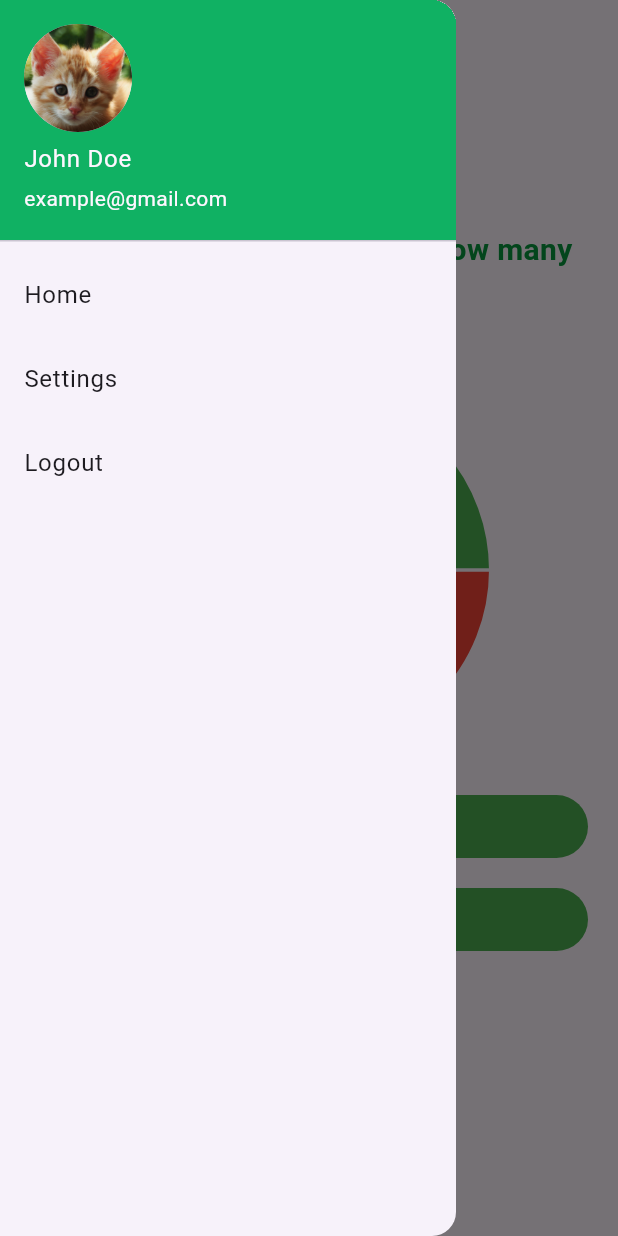
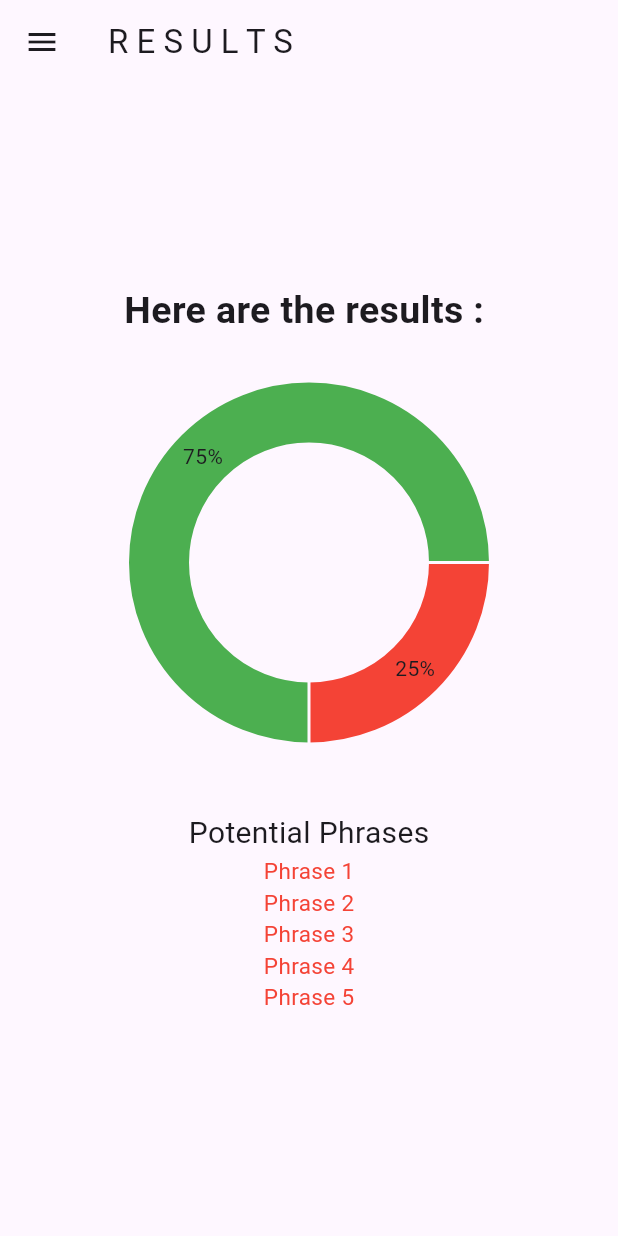
Before and after one commit to archie122/tech-lift-off-app, a Flutter app: the HomePage screen opened by its route, in the side drawer, after a tap on "View Details", on a phone screen of 412 x 824 dp. Run offline on Flutter 3.47's test engine with Material 3 defaults, Android fonts, the phone set to English and light mode, and no system bars; drawn by our look-alikes of fl_chart; our stand-ins replace flutter_local_notifications.

Commit message:
Added more feature and got things ready for demo :D

```diff
--- a/text_guardian/lib/components/navbar.dart
+++ b/text_guardian/lib/components/navbar.dart
@@ -33,6 +33,12 @@ class Navbar extends StatelessWidget {
               Navigator.pushNamed(context, '/login');
             },
           ),
+          ListTile(
+            title: const Text('Results'),
+            onTap: () {
+              Navigator.pushNamed(context, '/results');
+            },
+          )
         ],
       ),
     );
--- a/text_guardian/lib/components/notification.dart
+++ b/text_guardian/lib/components/notification.dart
@@ -37,7 +37,6 @@ class Noti {
       presentSound: true,
       sound: 'notification.wav',
       badgeNumber: 1,
-      subtitle: 'Subtitle',
     );
 
     var notificationDetails = NotificationDetails(
--- a/text_guardian/lib/main.dart
+++ b/text_guardian/lib/main.dart
@@ -2,6 +2,8 @@ import 'package:flutter/material.dart';
 import 'package:text_guardian/pages/homepage.dart';
 import 'package:text_guardian/pages/login.dart';
 import 'package:text_guardian/pages/settings.dart';
+import 'package:text_guardian/pages/loading.dart';
+import 'package:text_guardian/pages/results.dart';
 
 void main() {
   runApp(const MyApp());
@@ -20,6 +22,8 @@ class MyApp extends StatelessWidget {
         '/homepage': (context) => const HomePage(),
         '/login': (context) => const LoginPage(),
         '/settings': (context) => const SettingsPage(),
+        '/loading': (context) => Loading(),
+        '/results': (context) => const Results(),
       },
     );
   }
--- a/text_guardian/lib/pages/homepage.dart
+++ b/text_guardian/lib/pages/homepage.dart
@@ -1,3 +1,5 @@
+import 'dart:async';
+
 import 'package:flutter/material.dart';
 import 'package:flutter/widgets.dart';
 import 'package:text_guardian/components/notification.dart';
@@ -45,41 +47,51 @@ class _HomePageState extends State<HomePage> {
                   ),
                 ),
                 const SizedBox(height: 20),
+                // SizedBox(
+                //   height: 300,
+                //   child: PieChart(
+                //     PieChartData(
+                //       sections: [
+                //         PieChartSectionData(
+                //           color: Colors.red,
+                //           value: 27,
+                //           title: "25%",
+                //         ),
+                //         PieChartSectionData(
+                //           color: Colors.green,
+                //           value: 73,
+                //           title: "73%",
+                //         ),
+                //       ],
+                //       centerSpaceRadius: 80,
+                //     ),
+                //   ),
+                // ),
                 SizedBox(
-                  height: 300,
-                  child: PieChart(
-                    PieChartData(
-                      sections: [
-                        PieChartSectionData(
-                          color: Colors.red,
-                          value: 27,
-                          title: "25%",
+                  height: 100,
+                  child: TextField(
+                    keyboardType: TextInputType.text,
+                    decoration: InputDecoration(
+                      hintText: 'Enter a product name eg. pension',
+                      hintStyle: const TextStyle(fontSize: 14),
+                      border: OutlineInputBorder(
+                        borderRadius: BorderRadius.circular(8),
+                        borderSide: const BorderSide(
+                          width: 0,
+                          style: BorderStyle.none,
                         ),
-                        PieChartSectionData(
-                          color: Colors.green,
-                          value: 73,
-                          title: "73%",
-                        ),
-                      ],
-                      centerSpaceRadius: 80,
+                      ),
+                      filled: true,
+                      contentPadding: EdgeInsets.all(16),
                     ),
                   ),
                 ),
                 TextButton(
-                  onPressed: () {
-                    Noti.showTextNotification(
-                      id: 1, // Provide a unique id here
-                      title: 'Text Guardian',
-                      body:
-                          'Your text has been scanned and is ready to be viewed. Please click here to view your text.',
-                      fin: flutterLocalNotificationsPlugin,
-                    );
-                  },
                   style: const ButtonStyle(
                     backgroundColor: MaterialStatePropertyAll(Colors.green),
                     foregroundColor: MaterialStatePropertyAll(Colors.white),
                     padding: MaterialStatePropertyAll(
-                      EdgeInsets.symmetric(vertical: 10, horizontal: 20),
+                      EdgeInsets.symmetric(vertical: 20, horizontal: 20),
                     ),
                     shape: MaterialStatePropertyAll(
                       StadiumBorder(),
@@ -91,41 +103,61 @@ class _HomePageState extends State<HomePage> {
                     surfaceTintColor:
                         MaterialStatePropertyAll(Colors.transparent),
                     visualDensity: VisualDensity.compact,
-                    animationDuration: const Duration(milliseconds: 500),
+                    animationDuration: Duration(milliseconds: 500),
                   ),
                   child: const Text('View Details'),
-                ),
-                const SizedBox(height: 20),
-                TextButton(
                   onPressed: () {
                     Noti.showTextNotification(
                       id: 1, // Provide a unique id here
                       title: 'Text Guardian',
                       body:
-                          'Your text has been scanned and is ready to be viewed. Please click here to view your text.',
+                          'Your text is being analyzed and will notify you when it is ready.',
                       fin: flutterLocalNotificationsPlugin,
                     );
+
+                    Navigator.pushNamed(context, '/loading');
+
+                    Timer(const Duration(seconds: 20), () {
+                      Noti.showTextNotification(
+                        id: 1, // Provide a unique id here
+                        title: 'Text Guardian',
+                        body: 'The results are ready.',
+                        fin: flutterLocalNotificationsPlugin,
+                      );
+                    });
                   },
-                  child: const Text('Call Family Member'),
-                  style: const ButtonStyle(
-                    backgroundColor: MaterialStatePropertyAll(Colors.green),
-                    foregroundColor: MaterialStatePropertyAll(Colors.white),
-                    padding: MaterialStatePropertyAll(
-                      EdgeInsets.symmetric(vertical: 10, horizontal: 20),
-                    ),
-                    shape: MaterialStatePropertyAll(
-                      StadiumBorder(),
-                    ),
-                    minimumSize: MaterialStatePropertyAll(Size.fromHeight(50)),
-                    tapTargetSize: MaterialTapTargetSize.shrinkWrap,
-                    elevation: MaterialStatePropertyAll(0),
-                    shadowColor: MaterialStatePropertyAll(Colors.transparent),
-                    surfaceTintColor:
-                        MaterialStatePropertyAll(Colors.transparent),
-                    visualDensity: VisualDensity.compact,
-                    animationDuration: const Duration(milliseconds: 500),
-                  ),
                 ),
+                const SizedBox(height: 20),
+                // TextButton(
+                //   onPressed: () {
+                //     Noti.showTextNotification(
+                //       id: 1, // Provide a unique id here
+                //       title: 'Text Guardian',
+                //       body:
+                //           'Your text has been scanned and is ready to be viewed. Please click here to view your text.',
+                //       fin: flutterLocalNotificationsPlugin,
+                //     );
+                //   },
+                //   child: const Text('Call Family Member'),
+                //   style: const ButtonStyle(
+                //     backgroundColor: MaterialStatePropertyAll(Colors.green),
+                //     foregroundColor: MaterialStatePropertyAll(Colors.white),
+                //     padding: MaterialStatePropertyAll(
+                //       EdgeInsets.symmetric(vertical: 10, horizontal: 20),
+                //     ),
+                //     shape: MaterialStatePropertyAll(
+                //       StadiumBorder(),
+                //     ),
+                //     minimumSize: MaterialStatePropertyAll(Size.fromHeight(50)),
+                //     tapTargetSize: MaterialTapTargetSize.shrinkWrap,
+                //     elevation: MaterialStatePropertyAll(0),
+                //     shadowColor: MaterialStatePropertyAll(Colors.transparent),
+                //     surfaceTintColor:
+                //         MaterialStatePropertyAll(Colors.transparent),
+                //     visualDensity: VisualDensity.compact,
+                //     animationDuration: const Duration(milliseconds: 500),
+                //   ),
+                // ),
               ],
             ),
           ),
--- /dev/null
+++ b/text_guardian/lib/pages/loading.dart
@@ -0,0 +1,34 @@
+import 'dart:async';
+
+import 'package:flutter/material.dart';
+
+class Loading extends StatefulWidget {
+  @override
+  _LoadingState createState() => _LoadingState();
+}
+
+class _LoadingState extends State<Loading> {
+  @override
+  void initState() {
+    super.initState();
+    Timer(Duration(seconds: 20), () {
+      Navigator.pushReplacementNamed(context, '/results');
+    });
+  }
+
+  @override
+  Widget build(BuildContext context) {
+    return Scaffold(
+      body: Center(
+        child: Column(
+          mainAxisAlignment: MainAxisAlignment.center,
+          children: [
+            CircularProgressIndicator(),
+            SizedBox(height: 20),
+            Text('Analyzing...'),
+          ],
+        ),
+      ),
+    );
+  }
+}
--- /dev/null
+++ b/text_guardian/lib/pages/results.dart
@@ -0,0 +1,84 @@
+import 'dart:math';
+import 'package:fl_chart/fl_chart.dart';
+import 'package:flutter/material.dart';
+import 'package:text_guardian/components/navbar.dart';
+
+class Results extends StatelessWidget {
+  const Results({super.key});
+
+  @override
+  Widget build(BuildContext context) {
+    return Scaffold(
+      appBar: AppBar(
+        title: const Text('R E S U L T S'),
+      ),
+      drawer: Navbar(),
+      body: Center(
+        child: Column(
+          mainAxisAlignment: MainAxisAlignment.center,
+          children: [
+            const Text('Here are the results : ',
+                style: TextStyle(fontSize: 25, fontWeight: FontWeight.bold)),
+            SizedBox(
+              height: 300,
+              child: PieChart(
+                PieChartData(
+                  sections: [
+                    PieChartSectionData(
+                      color: Colors.red,
+                      value: 25,
+                      title: "25%",
+                    ),
+                    PieChartSectionData(
+                      color: Colors.green,
+                      value: 75,
+                      title: "75%",
+                    ),
+                  ],
+                  centerSpaceRadius: 80,
+                ),
+              ),
+            ),
+            const Column(
+              mainAxisAlignment: MainAxisAlignment.center,
+              children: [
+                Padding(
+                  padding: EdgeInsets.symmetric(horizontal: 8, vertical: 16),
+                  child: Column(
+                    children: [
+                      Text('Potential Phrases', style: TextStyle(fontSize: 20)),
+                      Column(
+                        children: [
+                          Text(
+                            'Phrase 1',
+                            style: TextStyle(fontSize: 15, color: Colors.red),
+                          ),
+                          Text(
+                            'Phrase 2',
+                            style: TextStyle(fontSize: 15, color: Colors.red),
+                          ),
+                          Text(
+                            'Phrase 3',
+                            style: TextStyle(fontSize: 15, color: Colors.red),
+                          ),
+                          Text(
+                            'Phrase 4',
+                            style: TextStyle(fontSize: 15, color: Colors.red),
+                          ),
+                          Text(
+                            'Phrase 5',
+                            style: TextStyle(fontSize: 15, color: Colors.red),
+                          ),
+                        ],
+                      ),
+                    ],
+                  ),
+                ),
+              ],
+            ),
+          ],
+        ),
+      ),
+    );
+  }
+}
```
